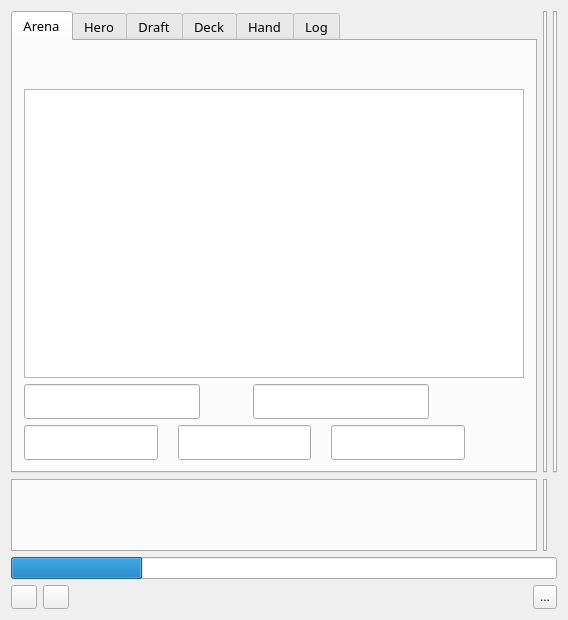
Before: the Qt Designer form mainwindow.ui in supertriodo/Arena-Tracker, drawn with Qt 5.
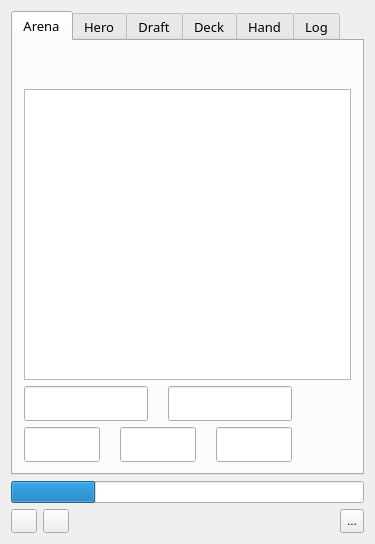
After: the same form once the commit is applied. Icons and pictures are not drawn.

Commit message: Create movetabwidget.cpp to allow move the window through the tabs.

The edit to the form file:
```diff
--- a/mainwindow.ui
+++ b/mainwindow.ui
@@ -6,8 +6,8 @@
    <rect>
     <x>0</x>
     <y>0</y>
-    <width>568</width>
-    <height>620</height>
+    <width>375</width>
+    <height>544</height>
    </rect>
   </property>
   <property name="windowTitle">
@@ -21,43 +21,6 @@
    <layout class="QVBoxLayout" name="verticalLayout">
     <item>
      <layout class="QGridLayout" name="gridLayout">
-      <item row="1" column="1">
-       <widget class="QTabWidget" name="tabWidgetV2">
-        <property name="tabPosition">
-         <enum>QTabWidget::South</enum>
-        </property>
-        <property name="currentIndex">
-         <number>-1</number>
-        </property>
-        <property name="tabBarAutoHide">
-         <bool>true</bool>
-        </property>
-       </widget>
-      </item>
-      <item row="1" column="0">
-       <widget class="QTabWidget" name="tabWidgetV1">
-        <property name="tabPosition">
-         <enum>QTabWidget::South</enum>
-        </property>
-        <property name="tabBarAutoHide">
-         <bool>true</bool>
-        </property>
-       </widget>
-      </item>
-      <item row="0" column="1">
-       <widget class="QTabWidget" name="tabWidgetH2">
-        <property name="tabBarAutoHide">
-         <bool>true</bool>
-        </property>
-       </widget>
-      </item>
-      <item row="0" column="2">
-       <widget class="QTabWidget" name="tabWidgetH3">
-        <property name="tabBarAutoHide">
-         <bool>true</bool>
-        </property>
-       </widget>
-      </item>
       <item row="0" column="0">
        <widget class="QTabWidget" name="tabWidget">
         <property name="font">
```
Left out of the diff: 4 changed lines with no effect on the pictures. The commit also changes 6 other files.
